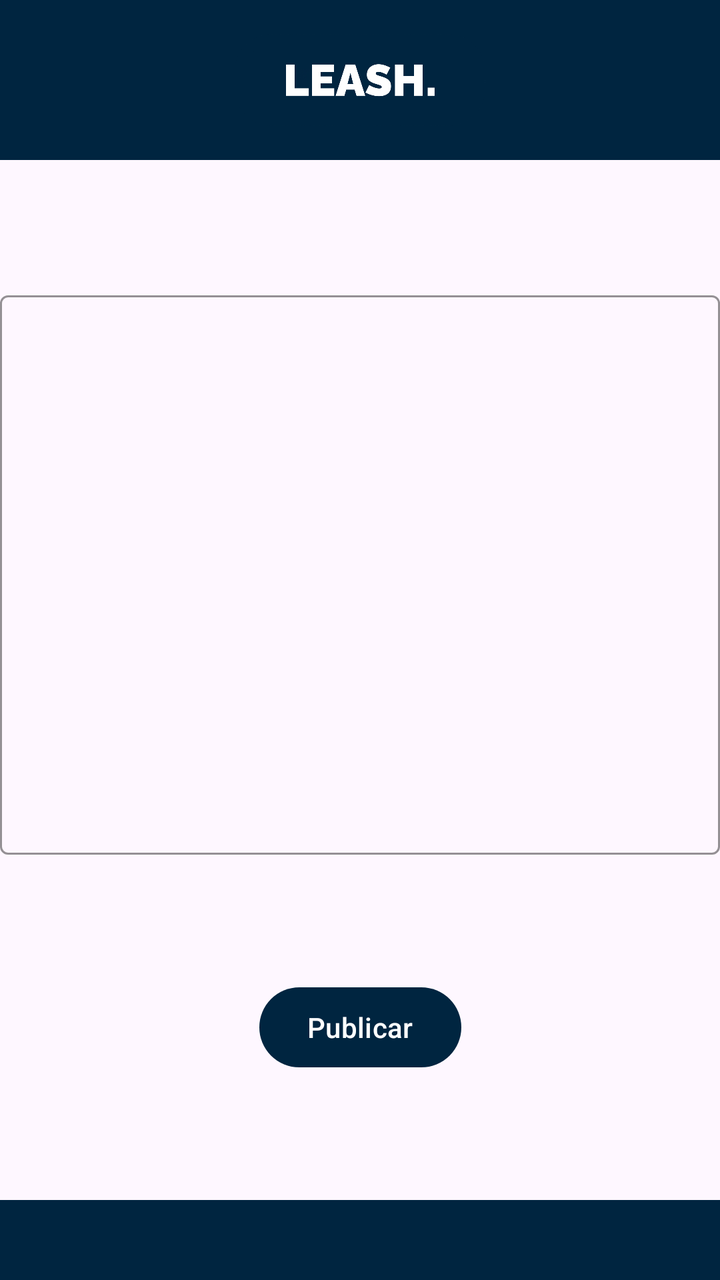
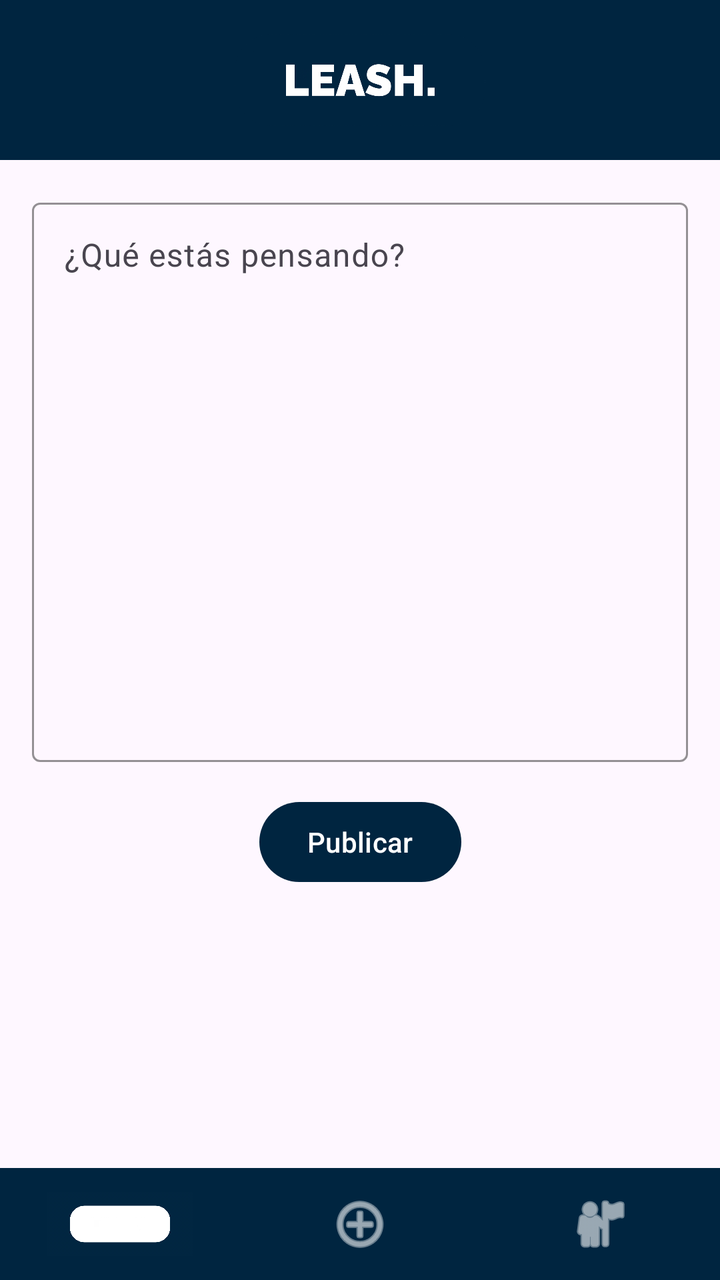

Before-and-after screenshots of an Android layout around one commit, followed by the original layout XML and the change that was made.
<!-- AndroidManifest.xml: application theme Theme.Proyecto -->
<!-- res/layout/activity_nueva_publicacion.xml -->
<?xml version="1.0" encoding="utf-8"?>
<androidx.constraintlayout.widget.ConstraintLayout xmlns:android="http://schemas.android.com/apk/res/android"
    xmlns:app="http://schemas.android.com/apk/res-auto"
    xmlns:tools="http://schemas.android.com/tools"
    android:id="@+id/main"
    android:layout_width="match_parent"
    android:layout_height="match_parent"
    tools:context=".Vistas.NuevaPublicacionActivity">

    <androidx.appcompat.widget.Toolbar
        android:id="@+id/toolbar2"
        android:layout_width="413dp"
        android:layout_height="40dp"
        android:background="@color/Azul_Logo"
        android:minHeight="?attr/actionBarSize"
        android:theme="?attr/actionBarTheme"
        app:layout_constraintBottom_toBottomOf="parent"
        app:layout_constraintEnd_toEndOf="parent"
        app:layout_constraintHorizontal_bias="0.0"
        app:layout_constraintStart_toStartOf="parent" />

    <androidx.appcompat.widget.Toolbar
        android:id="@+id/tbNuevaPubli"
        android:layout_width="0dp"
        android:layout_height="80dp"
        android:background="@color/Azul_Logo"
        android:minHeight="?attr/actionBarSize"
        android:theme="?attr/actionBarTheme"
        app:layout_constraintEnd_toEndOf="parent"
        app:layout_constraintHorizontal_bias="1.0"
        app:layout_constraintStart_toStartOf="parent"
        app:layout_constraintTop_toTopOf="parent" />

    <ImageView
        android:id="@+id/imageView6"
        android:layout_width="0dp"
        android:layout_height="0dp"
        android:src="@drawable/logo3"
        app:layout_constraintBottom_toBottomOf="@+id/tbNuevaPubli"
        app:layout_constraintEnd_toEndOf="@+id/tbNuevaPubli"
        app:layout_constraintStart_toStartOf="parent"
        app:layout_constraintTop_toTopOf="parent" />

    <Button
        android:id="@+id/btnSubirPubli"
        android:layout_width="wrap_content"
        android:layout_height="wrap_content"
        android:text="@string/Publicar"
        app:layout_constraintBottom_toTopOf="@+id/toolbar2"
        app:layout_constraintEnd_toEndOf="parent"
        app:layout_constraintStart_toStartOf="parent"
        app:layout_constraintTop_toBottomOf="@+id/textInputLayout" />

    <com.google.android.material.textfield.TextInputLayout
        android:id="@+id/textInputLayout"
        android:layout_width="0dp"
        android:layout_height="285dp"
        app:boxBackgroundMode="outline"
        app:boxStrokeColor="@color/Azul_Logo"
        app:layout_constraintBottom_toTopOf="@+id/btnSubirPubli"
        app:layout_constraintEnd_toEndOf="parent"
        app:layout_constraintStart_toStartOf="parent"
        app:layout_constraintTop_toBottomOf="@+id/tbNuevaPubli">

        <com.google.android.material.textfield.TextInputEditText
            android:id="@+id/editContenido"
            android:layout_width="match_parent"
            android:layout_height="match_parent"
            android:gravity="start|top"
            android:inputType="textMultiLine"
            android:textColor="@color/Negro" />

    </com.google.android.material.textfield.TextInputLayout>
</androidx.constraintlayout.widget.ConstraintLayout>
<!-- resources referenced by this layout -->
<resources>
  <color name="Azul_Logo">#002540</color>
  <color name="Negro">#FF000000</color>
  <!-- drawable logo3: png bitmap (drawable, 65591 bytes) -->
  <string name="Publicar">Publicar</string>
  <style name="Theme.Proyecto" parent="Base.Theme.Proyecto" />
  <style name="Base.Theme.Proyecto" parent="Theme.Material3.DayNight.NoActionBar">
          
          <item name="colorPrimary">@color/Azul_Logo</item>
      </style>
</resources>

<!-- the commit's change to res/layout/activity_nueva_publicacion.xml (unified diff, before → after) -->
@@ -6,18 +6,6 @@
     android:layout_width="match_parent"
     android:layout_height="match_parent"
     tools:context=".Vistas.NuevaPublicacionActivity">
-
-    <androidx.appcompat.widget.Toolbar
-        android:id="@+id/toolbar2"
-        android:layout_width="413dp"
-        android:layout_height="40dp"
-        android:background="@color/Azul_Logo"
-        android:minHeight="?attr/actionBarSize"
-        android:theme="?attr/actionBarTheme"
-        app:layout_constraintBottom_toBottomOf="parent"
-        app:layout_constraintEnd_toEndOf="parent"
-        app:layout_constraintHorizontal_bias="0.0"
-        app:layout_constraintStart_toStartOf="parent" />
 
     <androidx.appcompat.widget.Toolbar
         android:id="@+id/tbNuevaPubli"
@@ -41,23 +29,13 @@
         app:layout_constraintStart_toStartOf="parent"
         app:layout_constraintTop_toTopOf="parent" />
 
-    <Button
-        android:id="@+id/btnSubirPubli"
-        android:layout_width="wrap_content"
-        android:layout_height="wrap_content"
-        android:text="@string/Publicar"
-        app:layout_constraintBottom_toTopOf="@+id/toolbar2"
-        app:layout_constraintEnd_toEndOf="parent"
-        app:layout_constraintStart_toStartOf="parent"
-        app:layout_constraintTop_toBottomOf="@+id/textInputLayout" />
-
     <com.google.android.material.textfield.TextInputLayout
         android:id="@+id/textInputLayout"
         android:layout_width="0dp"
         android:layout_height="285dp"
+        android:layout_margin="16dp"
         app:boxBackgroundMode="outline"
         app:boxStrokeColor="@color/Azul_Logo"
-        app:layout_constraintBottom_toTopOf="@+id/btnSubirPubli"
         app:layout_constraintEnd_toEndOf="parent"
         app:layout_constraintStart_toStartOf="parent"
         app:layout_constraintTop_toBottomOf="@+id/tbNuevaPubli">
@@ -67,8 +45,85 @@
             android:layout_width="match_parent"
             android:layout_height="match_parent"
             android:gravity="start|top"
+            android:hint="¿Qué estás pensando?"
             android:inputType="textMultiLine"
             android:textColor="@color/Negro" />
 
     </com.google.android.material.textfield.TextInputLayout>
+
+    <Button
+        android:id="@+id/btnSubirPubli"
+        android:layout_width="wrap_content"
+        android:layout_height="wrap_content"
+        android:layout_marginTop="16dp"
+        android:text="@string/Publicar"
+        app:layout_constraintEnd_toEndOf="parent"
+        app:layout_constraintStart_toStartOf="parent"
+        app:layout_constraintTop_toBottomOf="@+id/textInputLayout" />
+
+    <FrameLayout
+        android:id="@+id/bottom_nav_container"
+        android:layout_width="match_parent"
+        android:layout_height="wrap_content"
+        app:layout_constraintBottom_toBottomOf="parent"
+        app:layout_constraintEnd_toEndOf="parent"
+        app:layout_constraintStart_toStartOf="parent">
+
+        <include layout="@layout/layout_nav_bar" />
+    </FrameLayout>
+
 </androidx.constraintlayout.widget.ConstraintLayout>
+<!-- res/layout/layout_nav_bar.xml (included above) -->
+<?xml version="1.0" encoding="utf-8"?>
+<androidx.constraintlayout.widget.ConstraintLayout xmlns:android="http://schemas.android.com/apk/res/android"
+    xmlns:app="http://schemas.android.com/apk/res-auto"
+    android:layout_width="match_parent"
+    android:layout_height="56dp"
+    android:background="@color/Azul_Logo">
+
+    <ImageButton
+        android:id="@+id/btnNavMuro"
+        android:layout_width="0dp"
+        android:layout_height="match_parent"
+        android:background="?attr/selectableItemBackground"
+        android:src="@drawable/logo3"
+        android:scaleType="fitCenter"
+        android:padding="12dp"
+        app:layout_constraintBottom_toBottomOf="parent"
+        app:layout_constraintEnd_toStartOf="@+id/btnNavNuevaPubli"
+        app:layout_constraintHorizontal_bias="0.5"
+        app:layout_constraintStart_toStartOf="parent"
+        app:layout_constraintTop_toTopOf="parent"
+        app:tint="@color/white" />
+
+    <ImageButton
+        android:id="@+id/btnNavNuevaPubli"
+        android:layout_width="0dp"
+        android:layout_height="match_parent"
+        android:background="?attr/selectableItemBackground"
+        android:src="@android:drawable/ic_menu_add"
+        android:scaleType="fitCenter"
+        android:padding="12dp"
+        app:layout_constraintBottom_toBottomOf="parent"
+        app:layout_constraintEnd_toStartOf="@+id/btnNavPerfil"
+        app:layout_constraintHorizontal_bias="0.5"
+        app:layout_constraintStart_toEndOf="@+id/btnNavMuro"
+        app:layout_constraintTop_toTopOf="parent"
+        app:tint="@color/white" />
+
+    <ImageButton
+        android:id="@+id/btnNavPerfil"
+        android:layout_width="0dp"
+        android:layout_height="match_parent"
+        android:background="?attr/selectableItemBackground"
+        android:src="@android:drawable/ic_menu_myplaces"
+        android:scaleType="fitCenter"
+        android:padding="12dp"
+        app:layout_constraintBottom_toBottomOf="parent"
+        app:layout_constraintEnd_toEndOf="parent"
+        app:layout_constraintHorizontal_bias="0.5"
+        app:layout_constraintStart_toEndOf="@+id/btnNavNuevaPubli"
+        app:layout_constraintTop_toTopOf="parent"
+        app:tint="@color/white" />
+
+</androidx.constraintlayout.widget.ConstraintLayout>
<!-- resource entries referenced after the edit -->
@@ -2,6 +2,7 @@
 <resources>
   <color name="Azul_Logo">#002540</color>
   <color name="Negro">#FF000000</color>
+  <color name="white">#FFFFFFFF</color>
   <!-- drawable logo3: png bitmap (drawable, 65591 bytes) -->
   <string name="Publicar">Publicar</string>
   <style name="Theme.Proyecto" parent="Base.Theme.Proyecto" />
